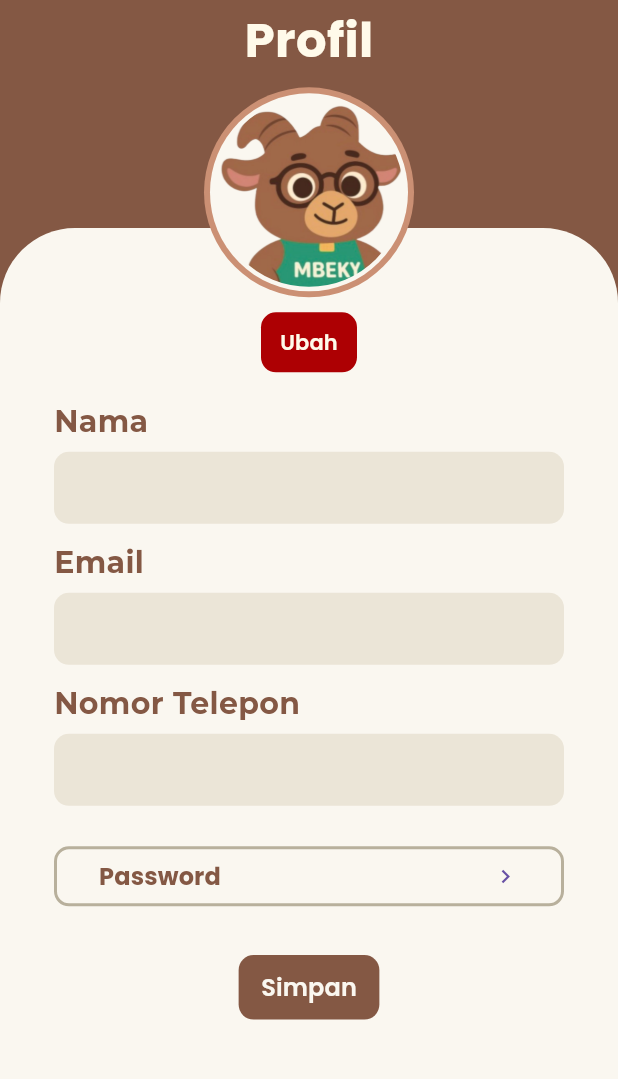
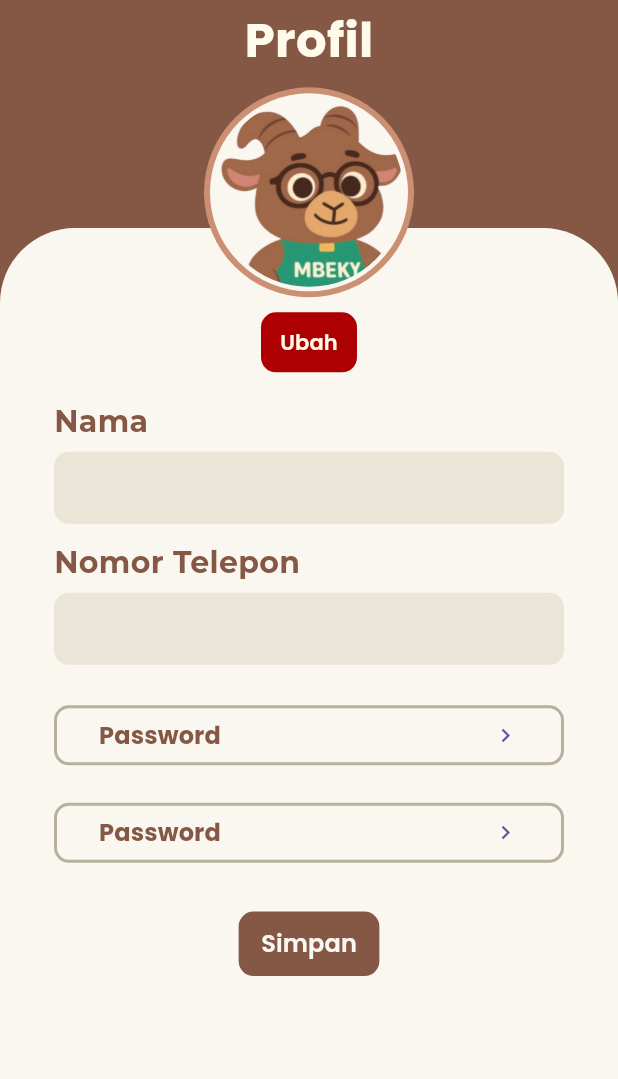
Before and after one commit to DeanFebrio/Mbelys, a Flutter app: the EditProfileView widget shown alone on an empty page, opened directly, after a tap on "Simpan", on a phone screen of 412 x 824 dp, the part 81-1160 px from its top. Run offline on Flutter 3.47's test engine with Material 3 defaults, Android fonts, the phone set to English and light mode, and no system bars; our stand-ins replace auto_size_text, cloud_firestore, dartz, equatable, firebase_auth, firebase_core and 5 more; accounts and stored records are empty; generated files the repository leaves out were written again.

Commit message:
Refactor EditProfilePage and EditProfileViewModel

```diff
--- a/lib/features/user/presentation/pages/edit_profile_page.dart
+++ b/lib/features/user/presentation/pages/edit_profile_page.dart
@@ -3,7 +3,7 @@ import "package:go_router/go_router.dart";
 import "package:mbelys/core/constant/app_colors.dart";
 import "package:mbelys/core/router/router.dart";
 import "package:mbelys/core/services/service_locator.dart";
-import "package:mbelys/features/user/presentation/viewmodel/profile_viewmodel.dart";
+import "package:mbelys/features/user/presentation/viewmodel/edit_profile_viewmodel.dart";
 import "package:mbelys/features/user/presentation/widgets/custom_change_button.dart";
 import "package:mbelys/features/user/presentation/widgets/edit_profile_background_page.dart";
 import "package:mbelys/features/user/presentation/widgets/password_button.dart";
@@ -18,7 +18,7 @@ class EditProfilePage extends StatelessWidget {
   @override
   Widget build(BuildContext context) {
     return ChangeNotifierProvider(
-      create: (_) => sl<ProfileViewModel>(),
+      create: (_) => sl<EditProfileViewModel>(),
       child: const EditProfileView(),
     );
   }
@@ -38,10 +38,12 @@ class EditProfileView extends StatelessWidget {
         color: AppColors.color9
     );
 
-    final vm = context.watch<ProfileViewModel>();
+    final vm = context.watch<EditProfileViewModel>();
     final user = vm.user;
+    final state = vm.state;
 
     return EditProfileBackgroundPage(
+      child: SingleChildScrollView(
         child: Center(
           child: Column(
             children: [
@@ -55,6 +57,7 @@ class EditProfileView extends StatelessWidget {
               ),
               const SizedBox(height: 15,),
               Form(
+                key: vm.formKey,
                 child: Column(
                   crossAxisAlignment: CrossAxisAlignment.start,
                   children: [
@@ -65,15 +68,6 @@ class EditProfileView extends StatelessWidget {
                     const SizedBox(height: 5,),
                     CustomTextInput(
                       hintText: user?.name,
-                  ),
-                  const SizedBox(height: 10,),
-                  Text(
-                    "Email",
-                    style: textStyle,
-                  ),
-                  const SizedBox(height: 5,),
-                  CustomTextInput(
-                    hintText: user?.email,
                     ),
                     const SizedBox(height: 10,),
                     Text(
@@ -88,15 +82,42 @@ class EditProfileView extends StatelessWidget {
                 ),
               ),
               const SizedBox(height: 25,),
+              const PasswordButton(textButton: "Email",),
+              const SizedBox(height: 25,),
               const PasswordButton(),
               const SizedBox(height: 30,),
               CustomShortButton(
-                onTap: () => context.go(RouterPath.profile),
+                  onTap: state == EditState.loading ? null : () async {
+                    await vm.saveChanges();
+                    if (!context.mounted) return;
+                    if (vm.state == EditState.error) {
+                      ScaffoldMessenger.of(context).showSnackBar(
+                          SnackBar(
+                            content: Padding(
+                              padding: const EdgeInsets.symmetric(horizontal: 20),
+                              child: Text(
+                                vm.error ?? "Gagal mengubah profil!",
+                                style: TextStyle(
+                                    color: AppColors.color2,
+                                    fontSize: 16,
+                                    fontFamily: "Mulish",
+                                    fontWeight: FontWeight.w700
+                                ),
+                              ),
+                            ),
+                            backgroundColor: AppColors.color5,
+                          )
+                      );
+                    } else if (vm.state == EditState.success) {
+                      context.go(RouterPath.profile);
+                    }
+                  },
                   buttonText: "Simpan"
               )
             ],
           ),
         ),
+      ),
     );
   }
 }
```
Lines whose indentation alone changed are shown as unchanged.
